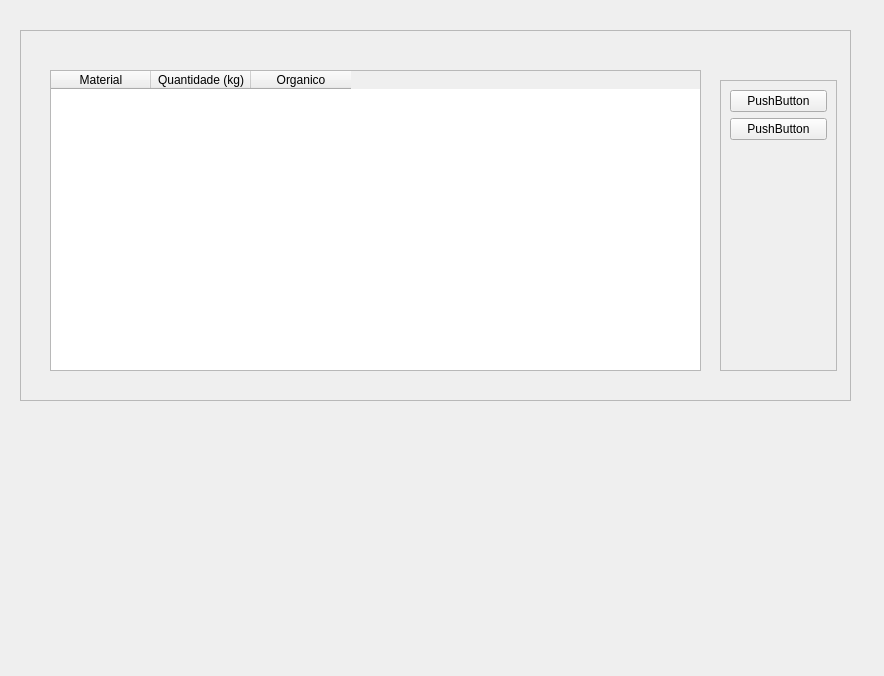
The window that cad_res_solidos/src/gui_principal.ui (andersonmarques/programacao_2_ufra) describes before a commit, drawn with Qt 5.
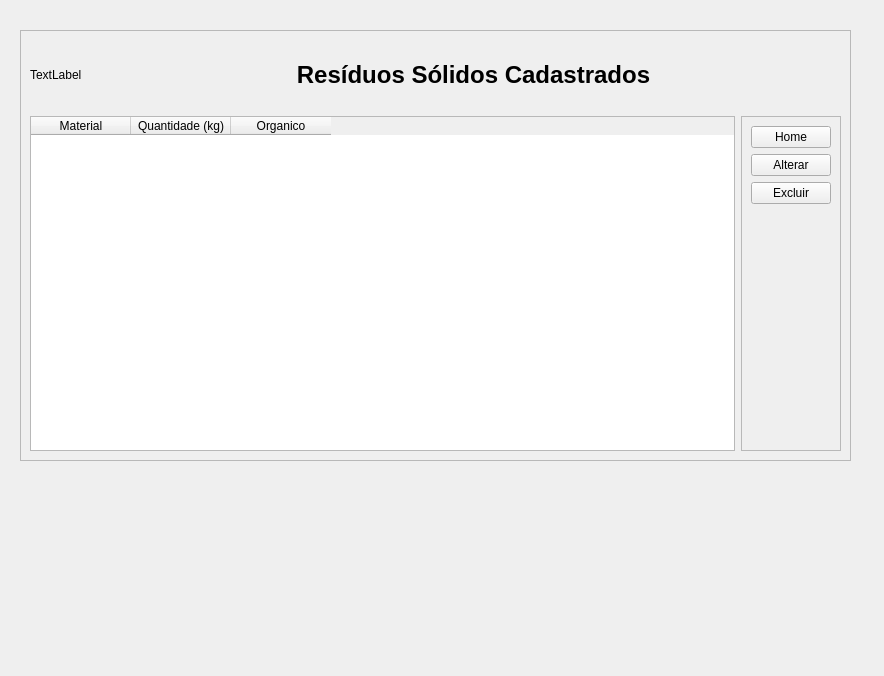
The same window after the commit. The open tabs and pages were chosen to show the change.

Diff of the .ui file:
```diff
--- a/cad_res_solidos/src/gui_principal.ui
+++ b/cad_res_solidos/src/gui_principal.ui
@@ -249,7 +249,7 @@
         <x>10</x>
         <y>20</y>
         <width>831</width>
-        <height>371</height>
+        <height>431</height>
        </rect>
       </property>
       <property name="frameShape">
@@ -258,76 +258,123 @@
       <property name="frameShadow">
        <enum>QFrame::Raised</enum>
       </property>
-      <widget class="QTableWidget" name="tableWidget">
-       <property name="geometry">
-        <rect>
-         <x>30</x>
-         <y>40</y>
-         <width>651</width>
-         <height>301</height>
-        </rect>
-       </property>
-       <column>
-        <property name="text">
-         <string>Material</string>
-        </property>
-       </column>
-       <column>
-        <property name="text">
-         <string>Quantidade (kg)</string>
-        </property>
-       </column>
-       <column>
-        <property name="text">
-         <string>Organico</string>
-        </property>
-       </column>
-      </widget>
-      <widget class="QFrame" name="frame_6">
-       <property name="geometry">
-        <rect>
-         <x>700</x>
-         <y>50</y>
-         <width>117</width>
-         <height>291</height>
-        </rect>
-       </property>
-       <property name="frameShape">
-        <enum>QFrame::StyledPanel</enum>
-       </property>
-       <property name="frameShadow">
-        <enum>QFrame::Raised</enum>
-       </property>
-       <layout class="QVBoxLayout" name="verticalLayout">
-        <item>
-         <widget class="QPushButton" name="pushButton_6">
+      <layout class="QGridLayout" name="gridLayout_2">
+       <item row="1" column="2">
+        <widget class="QFrame" name="frame_acao">
+         <property name="sizePolicy">
+          <sizepolicy hsizetype="Fixed" vsizetype="Preferred">
+           <horstretch>0</horstretch>
+           <verstretch>0</verstretch>
+          </sizepolicy>
+         </property>
+         <property name="frameShape">
+          <enum>QFrame::StyledPanel</enum>
+         </property>
+         <property name="frameShadow">
+          <enum>QFrame::Raised</enum>
+         </property>
+         <layout class="QVBoxLayout" name="verticalLayout">
+          <item>
+           <widget class="QPushButton" name="push_button_voltar">
+            <property name="sizePolicy">
+             <sizepolicy hsizetype="Fixed" vsizetype="Fixed">
+              <horstretch>0</horstretch>
+              <verstretch>0</verstretch>
+             </sizepolicy>
+            </property>
+            <property name="text">
+             <string>Home</string>
+            </property>
+           </widget>
+          </item>
+          <item>
+           <widget class="QPushButton" name="push_button_alterar">
+            <property name="text">
+             <string>Alterar</string>
+            </property>
+           </widget>
+          </item>
+          <item>
+           <widget class="QPushButton" name="push_button_deletar">
+            <property name="text">
+             <string>Excluir</string>
+            </property>
+           </widget>
+          </item>
+          <item>
+           <spacer name="verticalSpacer">
+            <property name="orientation">
+             <enum>Qt::Vertical</enum>
+            </property>
+            <property name="sizeHint" stdset="0">
+             <size>
+              <width>20</width>
+              <height>40</height>
+             </size>
+            </property>
+           </spacer>
+          </item>
+         </layout>
+        </widget>
+       </item>
+       <item row="0" column="1" colspan="2">
+        <widget class="QLabel" name="label_topo_page_listar">
+         <property name="sizePolicy">
+          <sizepolicy hsizetype="Preferred" vsizetype="Fixed">
+           <horstretch>0</horstretch>
+           <verstretch>100</verstretch>
+          </sizepolicy>
+         </property>
+         <property name="text">
+          <string>&lt;html&gt;&lt;head/&gt;&lt;body&gt;&lt;p align=&quot;center&quot;&gt;&lt;span style=&quot; font-size:18pt; font-weight:600;&quot;&gt;Resíduos Sólidos Cadastrados&lt;/span&gt;&lt;/p&gt;&lt;/body&gt;&lt;/html&gt;</string>
+         </property>
+        </widget>
+       </item>
+       <item row="0" column="0">
+        <widget class="QLabel" name="label_logo_page_listar">
+         <property name="sizePolicy">
+          <sizepolicy hsizetype="Fixed" vsizetype="Fixed">
+           <horstretch>200</horstretch>
+           <verstretch>200</verstretch>
+          </sizepolicy>
+         </property>
+         <property name="minimumSize">
+          <size>
+           <width>70</width>
+           <height>70</height>
+          </size>
+         </property>
+         <property name="text">
+          <string>TextLabel</string>
+         </property>
+        </widget>
+       </item>
+       <item row="1" column="0" colspan="2">
+        <widget class="QTableWidget" name="table_widget_residuos">
+         <property name="sizePolicy">
+          <sizepolicy hsizetype="MinimumExpanding" vsizetype="Expanding">
+           <horstretch>0</horstretch>
+           <verstretch>0</verstretch>
+          </sizepolicy>
+         </property>
+         <column>
           <property name="text">
-           <string>PushButton</string>
+           <string>Material</string>
           </property>
-         </widget>
-        </item>
-        <item>
-         <widget class="QPushButton" name="pushButton_7">
+         </column>
+         <column>
           <property name="text">
-           <string>PushButton</string>
+           <string>Quantidade (kg)</string>
           </property>
-         </widget>
-        </item>
-        <item>
-         <spacer name="verticalSpacer">
-          <property name="orientation">
-           <enum>Qt::Vertical</enum>
+         </column>
+         <column>
+          <property name="text">
+           <string>Organico</string>
           </property>
-          <property name="sizeHint" stdset="0">
-           <size>
-            <width>20</width>
-            <height>40</height>
-           </size>
-          </property>
-         </spacer>
-        </item>
-       </layout>
-      </widget>
+         </column>
+        </widget>
+       </item>
+      </layout>
      </widget>
     </widget>
     <widget class="QWidget" name="page_cadastrar_materiais">
```
Left out of the diff: 192 changed lines with no effect on the pictures.
